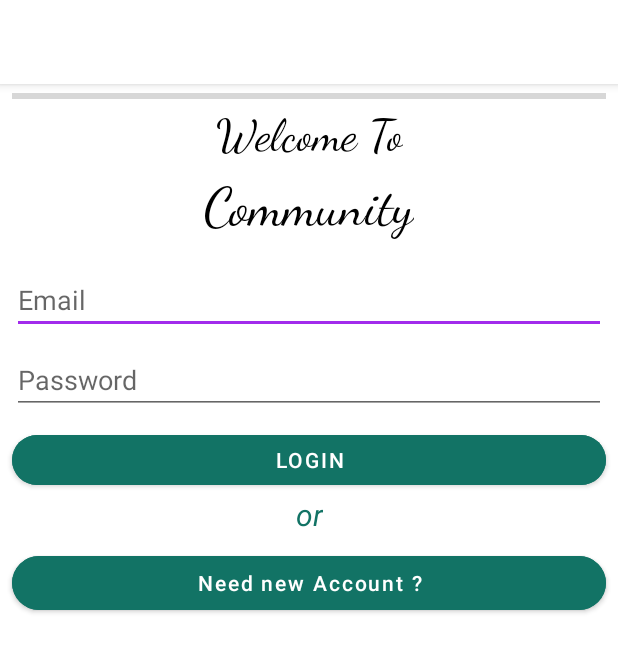
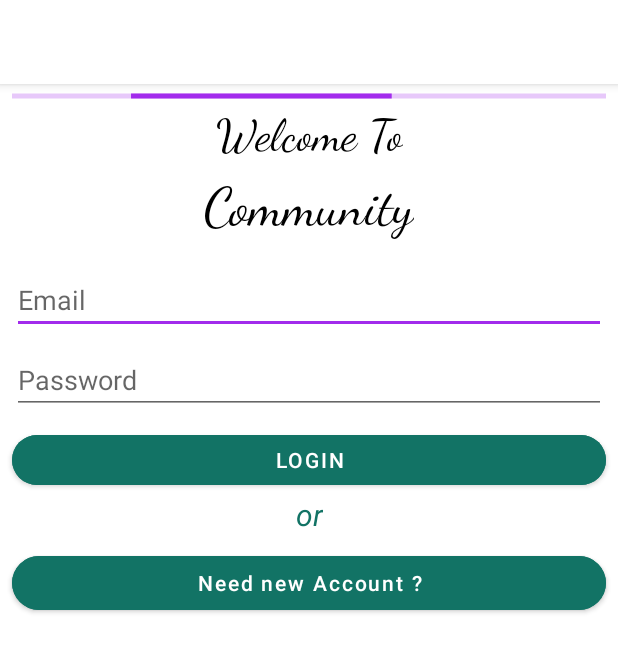
Before and after one commit to AbdelrahmanElShikh/AP-Eye, an Android app: the layout activity_login.xml on its own in the app's theme, with its tools: preview values and no code run, on a phone screen of 412 x 824 dp. Shown: the top 652 px of the screen. Run offline under Robolectric (Android 15) with nearby library versions, the phone set to English and light mode, and no system bars.

Commit message:
fixing progressbar

```diff
--- a/app/src/main/java/com/example/apeye/ui/login/Reg.java
+++ b/app/src/main/java/com/example/apeye/ui/login/Reg.java
@@ -41,12 +41,14 @@ public class Reg extends AppCompatActivity {
         reg_email_field = findViewById(R.id.email_reg);
         reg_pass_field = findViewById(R.id.password_reg);
         progressBar = findViewById(R.id.progressBar);
+        progressBar.setVisibility(View.INVISIBLE);
         final Button reg_btn = findViewById(R.id.create_acc_button);
         mAuth = FirebaseAuth.getInstance();
 
         reg_btn.setOnClickListener(new View.OnClickListener() {
             @Override
             public void onClick(View view) {
+                progressBar.setVisibility(View.VISIBLE);
                 String email = reg_email_field.getText().toString();
                 String pass = reg_pass_field.getText().toString();
 
@@ -56,6 +58,7 @@ public class Reg extends AppCompatActivity {
                         public void onComplete(@NonNull Task<AuthResult> task) {
                             if(task.isSuccessful()){
                                 reg_btn.setEnabled(false);
+                                progressBar.setVisibility(View.INVISIBLE);
                                 MainActivity.FirstRun = false;
                                 Intent intent = new Intent(Reg.this, UserInformation.class);
                                 intent.putExtra("comingFrom",1);
@@ -63,6 +66,7 @@ public class Reg extends AppCompatActivity {
                                 finish();
 
                             }else {
+                                progressBar.setVisibility(View.INVISIBLE);
                                 String errorMessage = Objects.requireNonNull(task.getException()).getMessage();
                                 Toast.makeText(Reg.this, "Error : " + errorMessage, Toast.LENGTH_LONG).show();
                             }
--- a/app/src/main/res/layout/activity_login.xml
+++ b/app/src/main/res/layout/activity_login.xml
@@ -107,6 +107,7 @@
     <ProgressBar
         android:id="@+id/progressBar_login"
         style="?android:attr/progressBarStyleHorizontal"
+        android:indeterminate="true"
         android:layout_width="0dp"
         android:layout_height="wrap_content"
         android:layout_marginStart="8dp"
--- a/app/src/main/res/layout/activity_reg.xml
+++ b/app/src/main/res/layout/activity_reg.xml
@@ -66,6 +66,7 @@
     <ProgressBar
         android:id="@+id/progressBar"
         style="?android:attr/progressBarStyleHorizontal"
+        android:indeterminate="true"
         android:layout_width="0dp"
         android:layout_height="wrap_content"
         app:layout_constraintEnd_toEndOf="parent"
```
